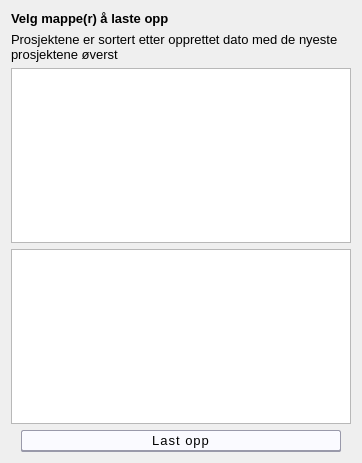
Above: riogisoffline/dialog/riogis_dialog_upload.ui from vavpp/riogisoffline before the change. Below: the same form after it.
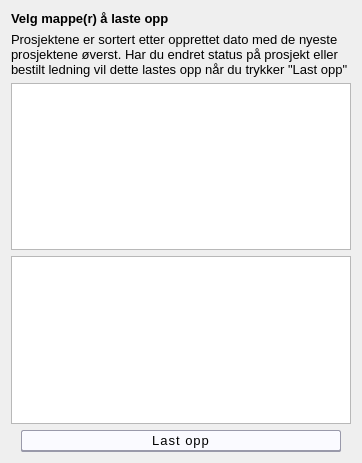
That is the form after the change.

```diff
--- a/riogisoffline/dialog/riogis_dialog_upload.ui
+++ b/riogisoffline/dialog/riogis_dialog_upload.ui
@@ -95,7 +95,7 @@
    <item row="1" column="0" colspan="2">
     <widget class="QLabel" name="label">
      <property name="text">
-      <string>Prosjektene er sortert etter opprettet dato med de nyeste prosjektene øverst</string>
+      <string>Prosjektene er sortert etter opprettet dato med de nyeste prosjektene øverst. Har du endret status på prosjekt eller bestilt ledning vil dette lastes opp når du trykker &quot;Last opp&quot;</string>
      </property>
      <property name="wordWrap">
       <bool>true</bool>
```
